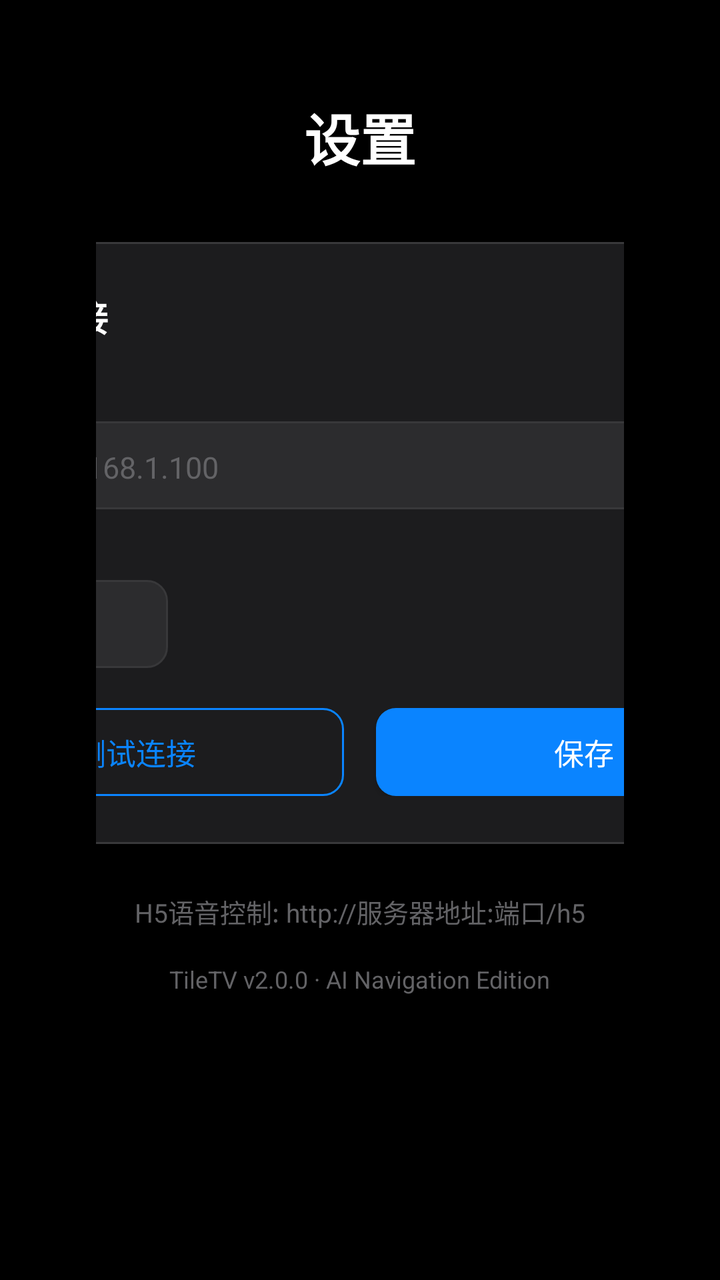
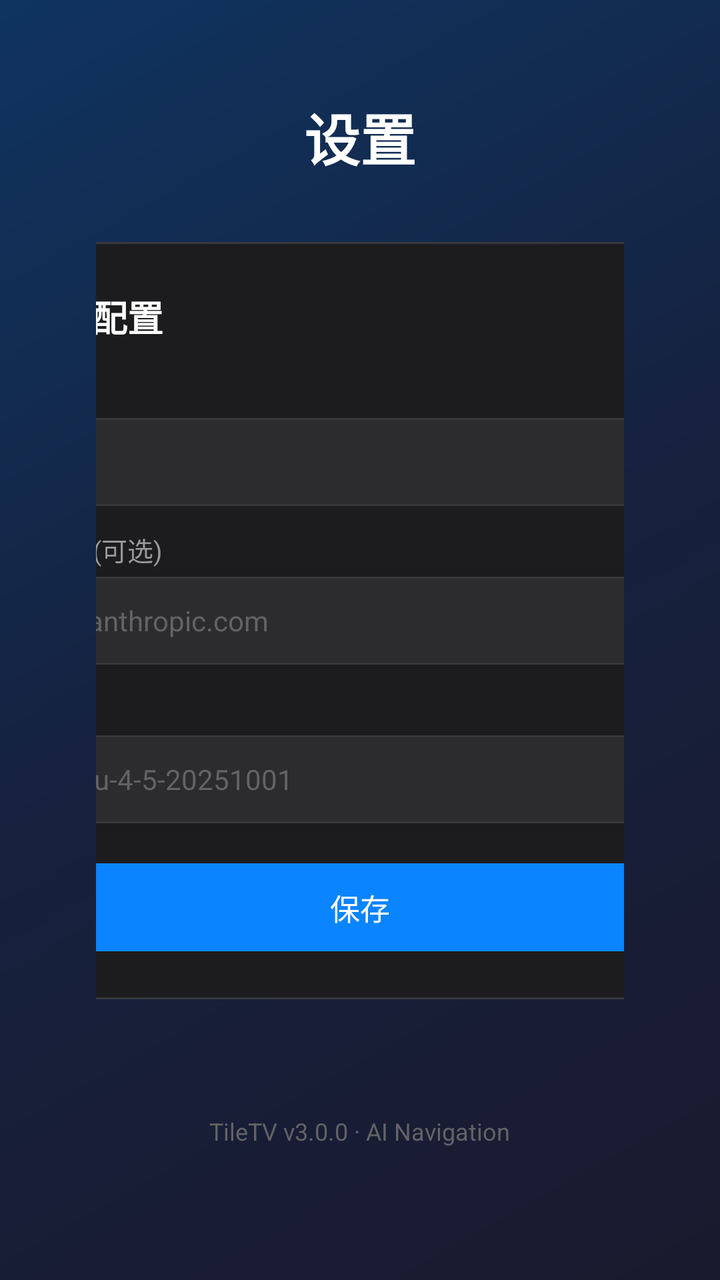

Compare the two renders of this Android layout. The source of the first and the diff that turns it into the second are given below.
<!-- AndroidManifest.xml: application theme AppTheme -->
<!-- res/layout/activity_settings.xml -->
<?xml version="1.0" encoding="utf-8"?>
<LinearLayout xmlns:android="http://schemas.android.com/apk/res/android"
    android:layout_width="match_parent"
    android:layout_height="match_parent"
    android:orientation="vertical"
    android:background="#000000"
    android:padding="48dp"
    android:gravity="center_horizontal">

    
    <TextView
        android:layout_width="wrap_content"
        android:layout_height="wrap_content"
        android:text="设置"
        android:textColor="#FFFFFF"
        android:textSize="28sp"
        android:textStyle="bold"
        android:layout_marginBottom="32dp" />

    
    <LinearLayout
        android:layout_width="480dp"
        android:layout_height="wrap_content"
        android:orientation="vertical"
        android:background="@drawable/bg_settings_card"
        android:padding="24dp">

        <TextView
            android:layout_width="wrap_content"
            android:layout_height="wrap_content"
            android:text="服务器连接"
            android:textColor="#FFFFFF"
            android:textSize="18sp"
            android:textStyle="bold"
            android:layout_marginBottom="16dp" />

        
        <TextView
            android:layout_width="wrap_content"
            android:layout_height="wrap_content"
            android:text="服务器地址"
            android:textColor="#98989D"
            android:textSize="13sp"
            android:layout_marginBottom="4dp" />

        <EditText
            android:id="@+id/et_host"
            android:layout_width="match_parent"
            android:layout_height="44dp"
            android:background="@drawable/bg_input"
            android:textColor="#FFFFFF"
            android:textColorHint="#636366"
            android:hint="例如: 192.168.1.100"
            android:textSize="15sp"
            android:paddingLeft="12dp"
            android:paddingRight="12dp"
            android:inputType="text"
            android:singleLine="true"
            android:layout_marginBottom="12dp"
            android:focusable="true"
            android:focusableInTouchMode="true" />

        
        <TextView
            android:layout_width="wrap_content"
            android:layout_height="wrap_content"
            android:text="端口"
            android:textColor="#98989D"
            android:textSize="13sp"
            android:layout_marginBottom="4dp" />

        <EditText
            android:id="@+id/et_port"
            android:layout_width="120dp"
            android:layout_height="44dp"
            android:background="@drawable/bg_input"
            android:textColor="#FFFFFF"
            android:textColorHint="#636366"
            android:hint="9870"
            android:textSize="15sp"
            android:paddingLeft="12dp"
            android:paddingRight="12dp"
            android:inputType="number"
            android:singleLine="true"
            android:layout_marginBottom="20dp"
            android:focusable="true"
            android:focusableInTouchMode="true" />

        
        <LinearLayout
            android:layout_width="match_parent"
            android:layout_height="wrap_content"
            android:orientation="horizontal"
            android:gravity="center">

            <Button
                android:id="@+id/btn_test"
                android:layout_width="0dp"
                android:layout_height="44dp"
                android:layout_weight="1"
                android:layout_marginRight="8dp"
                android:background="@drawable/bg_btn_secondary"
                android:text="测试连接"
                android:textColor="#0A84FF"
                android:textSize="15sp"
                android:focusable="true" />

            <Button
                android:id="@+id/btn_save"
                android:layout_width="0dp"
                android:layout_height="44dp"
                android:layout_weight="1"
                android:layout_marginLeft="8dp"
                android:background="@drawable/bg_btn_primary"
                android:text="保存"
                android:textColor="#FFFFFF"
                android:textSize="15sp"
                android:focusable="true" />
        </LinearLayout>

        
        <TextView
            android:id="@+id/tv_test_result"
            android:layout_width="wrap_content"
            android:layout_height="wrap_content"
            android:layout_marginTop="12dp"
            android:textSize="13sp"
            android:textColor="#98989D"
            android:visibility="gone" />
    </LinearLayout>

    
    <TextView
        android:id="@+id/tv_h5_url"
        android:layout_width="wrap_content"
        android:layout_height="wrap_content"
        android:layout_marginTop="24dp"
        android:textColor="#636366"
        android:textSize="13sp"
        android:text="H5语音控制: http://服务器地址:端口/h5" />

    
    <TextView
        android:layout_width="wrap_content"
        android:layout_height="wrap_content"
        android:layout_marginTop="16dp"
        android:textColor="#636366"
        android:textSize="12sp"
        android:text="TileTV v2.0.0 · AI Navigation Edition" />

</LinearLayout>
<!-- resources referenced by this layout -->
<resources>
  <!-- drawable bg_btn_primary (drawable) -->
  <?xml version="1.0" encoding="utf-8"?>
  <shape xmlns:android="http://schemas.android.com/apk/res/android"
      android:shape="rectangle">
      <corners android:radius="10dp" />
      <solid android:color="#0A84FF" />
  </shape>
  <!-- drawable bg_btn_secondary (drawable) -->
  <?xml version="1.0" encoding="utf-8"?>
  <shape xmlns:android="http://schemas.android.com/apk/res/android"
      android:shape="rectangle">
      <corners android:radius="10dp" />
      <solid android:color="#00000000" />
      <stroke
          android:width="1dp"
          android:color="#0A84FF" />
  </shape>
  <!-- drawable bg_input (drawable) -->
  <?xml version="1.0" encoding="utf-8"?>
  <shape xmlns:android="http://schemas.android.com/apk/res/android"
      android:shape="rectangle">
      <corners android:radius="10dp" />
      <solid android:color="#2C2C2E" />
      <stroke
          android:width="1dp"
          android:color="#38383A" />
  </shape>
  <!-- drawable bg_settings_card (drawable) -->
  <?xml version="1.0" encoding="utf-8"?>
  <shape xmlns:android="http://schemas.android.com/apk/res/android"
      android:shape="rectangle">
      <corners android:radius="16dp" />
      <solid android:color="#1C1C1E" />
      <stroke
          android:width="1dp"
          android:color="#38383A" />
  </shape>
  <style name="AppTheme" parent="Theme.AppCompat.NoActionBar">
          <item name="android:windowBackground">@color/bg_primary</item>
          <item name="android:colorBackground">@color/bg_primary</item>
          <item name="android:windowFullscreen">true</item>
          <item name="android:windowContentOverlay">@null</item>
          <item name="colorPrimary">@color/accent_blue</item>
          <item name="colorPrimaryDark">@color/bg_primary</item>
          <item name="colorAccent">@color/accent_blue</item>
      </style>
  <color name="bg_primary">#000000</color>
  <color name="accent_blue">#0A84FF</color>
</resources>

<!-- the commit's change to res/layout/activity_settings.xml (unified diff, before → after) -->
@@ -3,11 +3,10 @@
     android:layout_width="match_parent"
     android:layout_height="match_parent"
     android:orientation="vertical"
-    android:background="#000000"
+    android:background="@drawable/bg_gradient_dark"
     android:padding="48dp"
     android:gravity="center_horizontal">
 
-    
     <TextView
         android:layout_width="wrap_content"
         android:layout_height="wrap_content"
@@ -28,105 +27,96 @@
         <TextView
             android:layout_width="wrap_content"
             android:layout_height="wrap_content"
-            android:text="服务器连接"
+            android:text="Claude AI 配置"
             android:textColor="#FFFFFF"
             android:textSize="18sp"
             android:textStyle="bold"
             android:layout_marginBottom="16dp" />
 
-        
         <TextView
             android:layout_width="wrap_content"
             android:layout_height="wrap_content"
-            android:text="服务器地址"
+            android:text="API Key"
             android:textColor="#98989D"
             android:textSize="13sp"
             android:layout_marginBottom="4dp" />
 
         <EditText
-            android:id="@+id/et_host"
+            android:id="@+id/et_api_key"
             android:layout_width="match_parent"
             android:layout_height="44dp"
             android:background="@drawable/bg_input"
             android:textColor="#FFFFFF"
             android:textColorHint="#636366"
-            android:hint="例如: 192.168.1.100"
-            android:textSize="15sp"
+            android:hint="sk-ant-..."
+            android:textSize="14sp"
             android:paddingLeft="12dp"
             android:paddingRight="12dp"
-            android:inputType="text"
+            android:inputType="textPassword"
             android:singleLine="true"
             android:layout_marginBottom="12dp"
             android:focusable="true"
             android:focusableInTouchMode="true" />
 
-        
         <TextView
             android:layout_width="wrap_content"
             android:layout_height="wrap_content"
-            android:text="端口"
+            android:text="API Base URL (可选)"
             android:textColor="#98989D"
             android:textSize="13sp"
             android:layout_marginBottom="4dp" />
 
         <EditText
-            android:id="@+id/et_port"
-            android:layout_width="120dp"
+            android:id="@+id/et_base_url"
+            android:layout_width="match_parent"
             android:layout_height="44dp"
             android:background="@drawable/bg_input"
             android:textColor="#FFFFFF"
             android:textColorHint="#636366"
-            android:hint="9870"
-            android:textSize="15sp"
+            android:hint="https://api.anthropic.com"
+            android:textSize="14sp"
             android:paddingLeft="12dp"
             android:paddingRight="12dp"
-            android:inputType="number"
+            android:inputType="textUri"
+            android:singleLine="true"
+            android:layout_marginBottom="12dp"
+            android:focusable="true"
+            android:focusableInTouchMode="true" />
+
+        <TextView
+            android:layout_width="wrap_content"
+            android:layout_height="wrap_content"
+            android:text="模型"
+            android:textColor="#98989D"
+            android:textSize="13sp"
+            android:layout_marginBottom="4dp" />
+
+        <EditText
+            android:id="@+id/et_model"
+            android:layout_width="match_parent"
+            android:layout_height="44dp"
+            android:background="@drawable/bg_input"
+            android:textColor="#FFFFFF"
+            android:textColorHint="#636366"
+            android:hint="claude-haiku-4-5-20251001"
+            android:textSize="14sp"
+            android:paddingLeft="12dp"
+            android:paddingRight="12dp"
+            android:inputType="text"
             android:singleLine="true"
             android:layout_marginBottom="20dp"
             android:focusable="true"
             android:focusableInTouchMode="true" />
 
-        
-        <LinearLayout
+        <Button
+            android:id="@+id/btn_save"
             android:layout_width="match_parent"
-            android:layout_height="wrap_content"
-            android:orientation="horizontal"
-            android:gravity="center">
-
-            <Button
-                android:id="@+id/btn_test"
-                android:layout_width="0dp"
-                android:layout_height="44dp"
-                android:layout_weight="1"
-                android:layout_marginRight="8dp"
-                android:background="@drawable/bg_btn_secondary"
-                android:text="测试连接"
-                android:textColor="#0A84FF"
-                android:textSize="15sp"
-                android:focusable="true" />
-
-            <Button
-                android:id="@+id/btn_save"
-                android:layout_width="0dp"
-                android:layout_height="44dp"
-                android:layout_weight="1"
-                android:layout_marginLeft="8dp"
-                android:background="@drawable/bg_btn_primary"
-                android:text="保存"
-                android:textColor="#FFFFFF"
-                android:textSize="15sp"
-                android:focusable="true" />
-        </LinearLayout>
-
-        
-        <TextView
-            android:id="@+id/tv_test_result"
-            android:layout_width="wrap_content"
-            android:layout_height="wrap_content"
-            android:layout_marginTop="12dp"
-            android:textSize="13sp"
-            android:textColor="#98989D"
-            android:visibility="gone" />
+            android:layout_height="44dp"
+            android:background="@drawable/bg_btn_primary"
+            android:text="保存"
+            android:textColor="#FFFFFF"
+            android:textSize="15sp"
+            android:focusable="true" />
     </LinearLayout>
 
     
@@ -136,16 +126,13 @@
         android:layout_height="wrap_content"
         android:layout_marginTop="24dp"
         android:textColor="#636366"
-        android:textSize="13sp"
-        android:text="H5语音控制: http://服务器地址:端口/h5" />
+        android:textSize="13sp" />
 
-    
     <TextView
         android:layout_width="wrap_content"
         android:layout_height="wrap_content"
         android:layout_marginTop="16dp"
         android:textColor="#636366"
         android:textSize="12sp"
-        android:text="TileTV v2.0.0 · AI Navigation Edition" />
-
+        android:text="TileTV v3.0.0 · AI Navigation" />
 </LinearLayout>
<!-- resource entries referenced after the edit -->
@@ -7,15 +7,15 @@
       <corners android:radius="10dp" />
       <solid android:color="#0A84FF" />
   </shape>
-  <!-- drawable bg_btn_secondary (drawable) -->
+  <!-- drawable bg_gradient_dark (drawable) -->
   <?xml version="1.0" encoding="utf-8"?>
   <shape xmlns:android="http://schemas.android.com/apk/res/android"
       android:shape="rectangle">
-      <corners android:radius="10dp" />
-      <solid android:color="#00000000" />
-      <stroke
-          android:width="1dp"
-          android:color="#0A84FF" />
+      <gradient
+          android:startColor="#1a1a2e"
+          android:centerColor="#16213e"
+          android:endColor="#0f3460"
+          android:angle="135" />
   </shape>
   <!-- drawable bg_input (drawable) -->
   <?xml version="1.0" encoding="utf-8"?>
@@ -46,7 +46,7 @@
           <item name="colorPrimaryDark">@color/bg_primary</item>
           <item name="colorAccent">@color/accent_blue</item>
       </style>
-  <color name="bg_primary">#000000</color>
+  <color name="bg_primary">#1a1a2e</color>
   <color name="accent_blue">#0A84FF</color>
 </resources>
 
